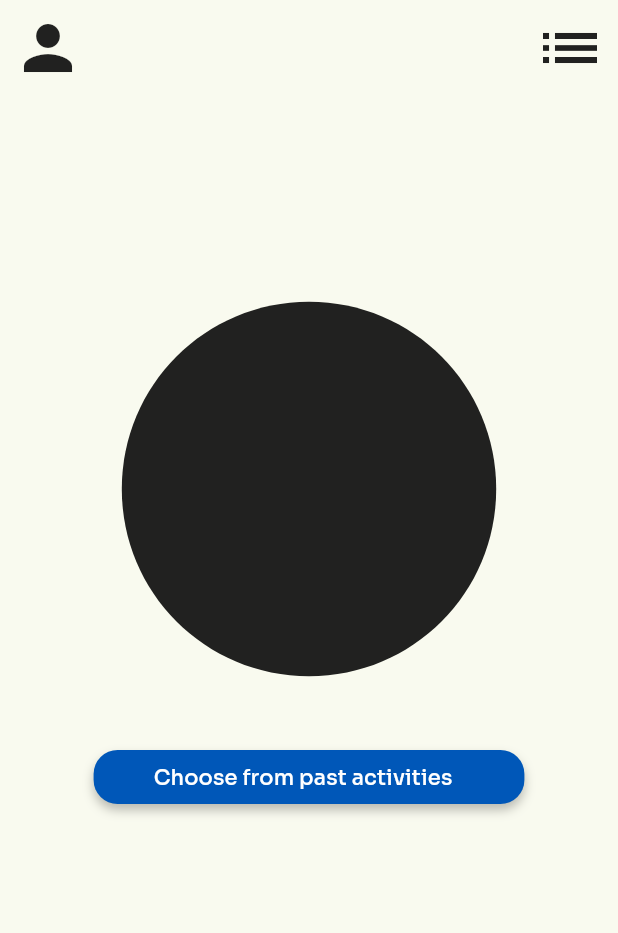
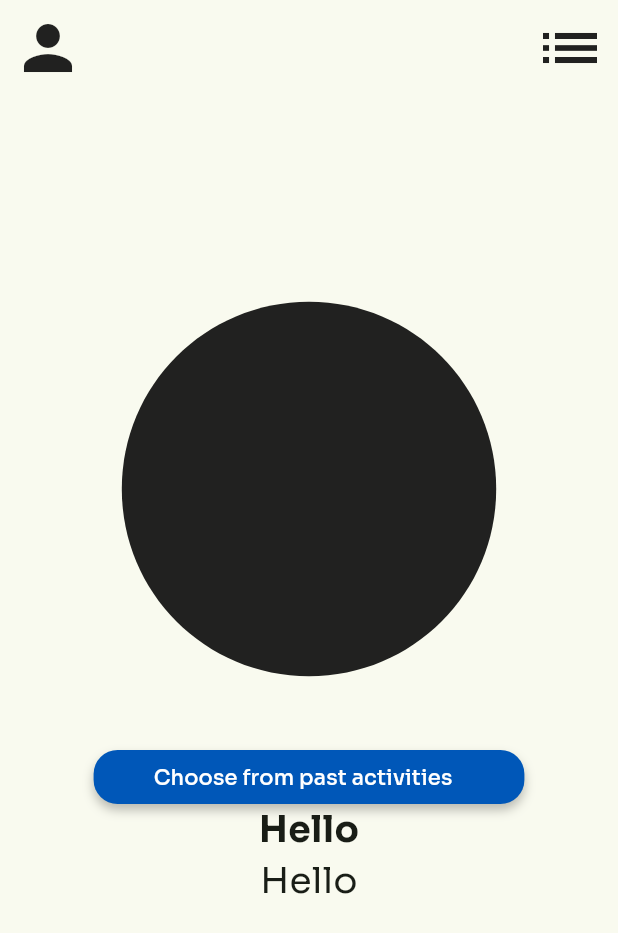
Before and after one commit to ssary/hackaTUM, a Flutter app: the screen it shows after launch, on a phone screen of 412 x 824 dp. Shown: the top 933 px of the screen. Run offline on Flutter 3.47's test engine with Material 3 defaults, Android fonts, the light colour scheme and no system bars; our stand-ins replace go_router, google_fonts.

Commit message:
make font work

```diff
--- a/frontend/lib/screens/home_screen/home_screen.dart
+++ b/frontend/lib/screens/home_screen/home_screen.dart
@@ -50,6 +50,17 @@ class _HomeScreenState extends State<HomeScreen> {
                   text: "Choose from past activities",
                   backgroundColor: AppColors.primaryColor,
                   onPressed: () {})
+
+              // make two big text with different fonts tpo check if it works
+              ,
+              Text(
+                "Hello",
+                style: TextStyle(fontSize: 24, fontWeight: FontWeight.bold),
+              ),
+              Text(
+                "Hello",
+                style: TextStyle(fontSize: 24, fontWeight: FontWeight.normal),
+              )
             ],
           ),
         ],
--- a/frontend/pubspec.yaml
+++ b/frontend/pubspec.yaml
@@ -80,8 +80,8 @@ flutter:
   # "family" key with the font family name, and a "fonts" key with a
   # list giving the asset and other descriptors for the font. For
   # example:
-   fonts:
-      - family: Sora
+  fonts:
+    - family: Sora
       fonts:
         - asset: fonts/Sora-Regular.ttf
         - asset: fonts/Sora-Bold.ttf
```
